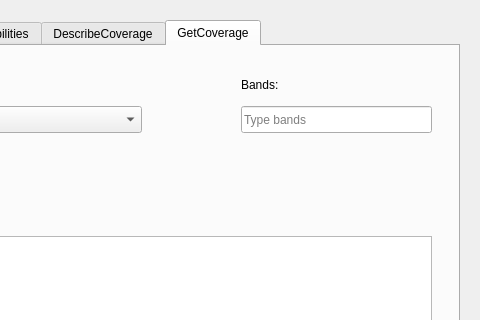
First picture: the form in wcs_viewer_dialog_base.ui, repository raphaelrpl/wcsviewer, before the edit; both pictures show x 181 to 661 and y 0 to 320 of the 661 by 682 pixel window.
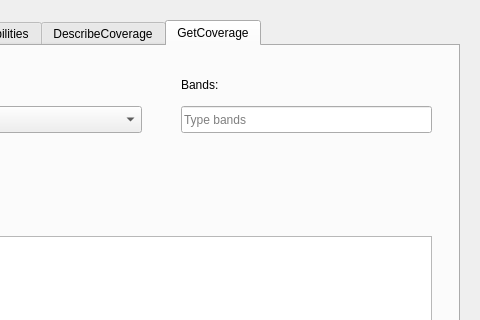
Second picture: the form after the edit. The open tabs and pages were chosen to show the change.

Commit message: done onchange event - combobox and started plotting graphs

```diff
--- a/wcs_viewer_dialog_base.ui
+++ b/wcs_viewer_dialog_base.ui
@@ -187,7 +187,7 @@
     <widget class="QLabel" name="label_4">
      <property name="geometry">
       <rect>
-       <x>400</x>
+       <x>340</x>
        <y>30</y>
        <width>45</width>
        <height>17</height>
@@ -200,9 +200,9 @@
     <widget class="QLineEdit" name="bandsInput">
      <property name="geometry">
       <rect>
-       <x>400</x>
+       <x>340</x>
        <y>60</y>
-       <width>191</width>
+       <width>251</width>
        <height>27</height>
       </rect>
      </property>
```
Left out of the diff: 2 changed lines with no effect on the pictures. The commit also changes 4 other files.
